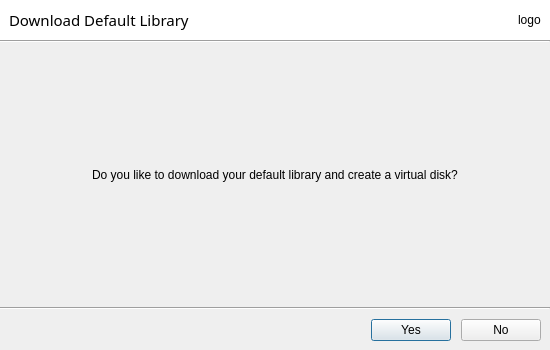
Qt form ui/init-vdrive-dialog.ui (haiwen/seafile-client) before a commit.
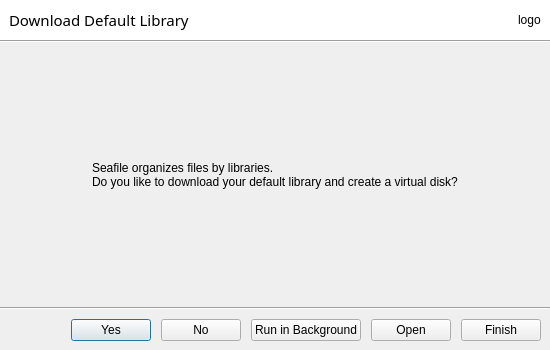
The same form after that commit.

What changed in the file:
```diff
--- a/ui/init-vdrive-dialog.ui
+++ b/ui/init-vdrive-dialog.ui
@@ -108,7 +108,8 @@
      <item>
       <widget class="QLabel" name="mStatusText">
        <property name="text">
-        <string>Do you like to download your default library and create a virtual disk?</string>
+        <string>Seafile organizes files by libraries. 
+Do you like to download your default library and create a virtual disk?</string>
        </property>
       </widget>
      </item>
@@ -182,6 +183,27 @@
        </property>
       </widget>
      </item>
+     <item>
+      <widget class="QPushButton" name="mRunInBackgroundBtn">
+       <property name="text">
+        <string>Run in Background</string>
+       </property>
+      </widget>
+     </item>
+     <item>
+      <widget class="QPushButton" name="mOpenBtn">
+       <property name="text">
+        <string>Open</string>
+       </property>
+      </widget>
+     </item>
+     <item>
+      <widget class="QPushButton" name="mFinishBtn">
+       <property name="text">
+        <string>Finish</string>
+       </property>
+      </widget>
+     </item>
     </layout>
    </item>
   </layout>
```
